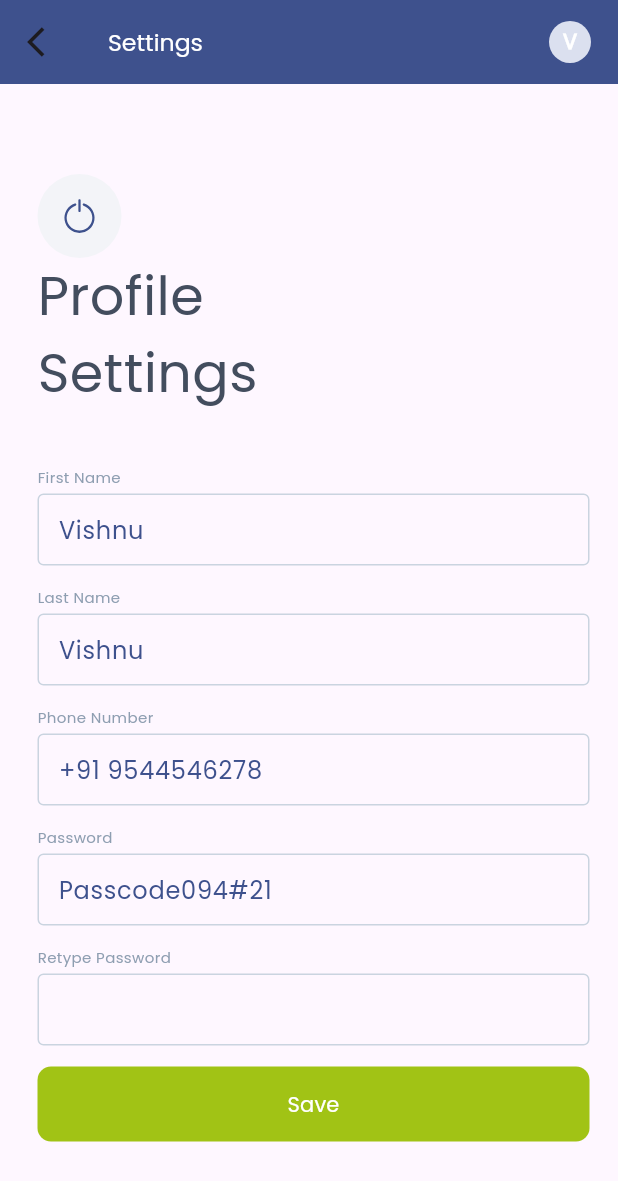
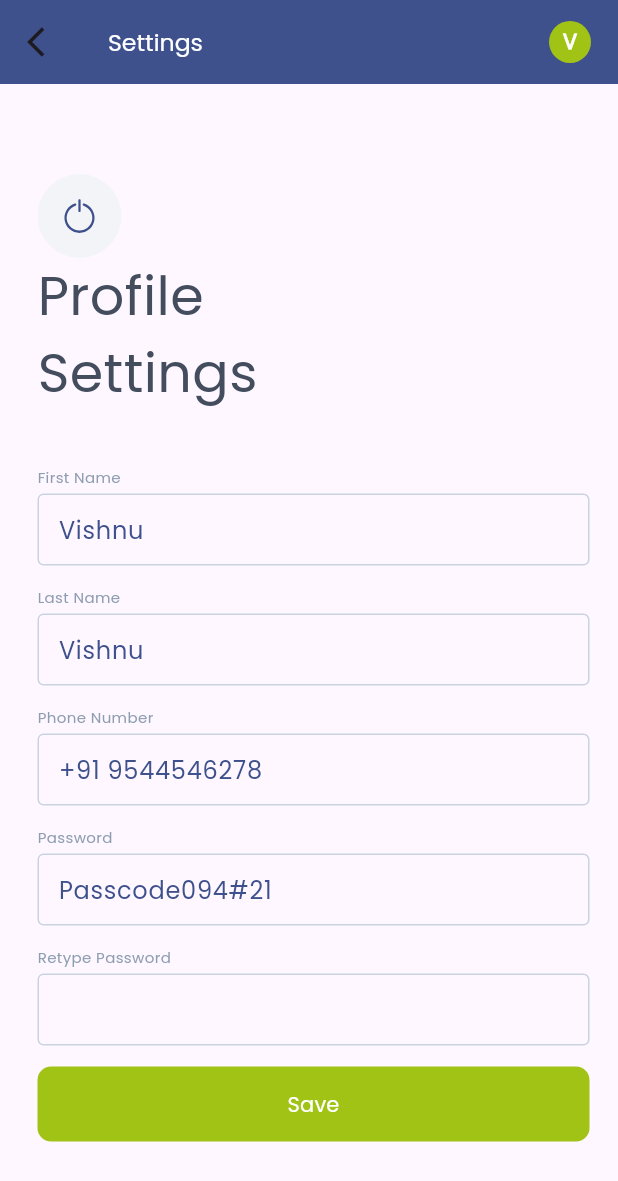
Before and after one commit to Dev-Algebraic/algebraic-main, a Flutter app: the Profile screen opened by its route, on a phone screen of 412 x 824 dp. Shown: the top 1181 px of the screen. Run offline on Flutter 3.47's test engine with Material 3 defaults, Android fonts, the phone set to English and light mode, and no system bars; our stand-ins replace email_validator, flutter_cache_manager, flutter_html, flutter_svg, fluttertoast, percent_indicator and 2 more; missing offline and left inert: flutter_html_math, flutter_pdfview, flutter_tex; accounts and stored records are empty; network calls fail.

Commit message:
Changed all profile pictures to green background

```diff
--- a/lib/view/about_module.dart
+++ b/lib/view/about_module.dart
@@ -123,7 +123,7 @@ class _AboutModuleState extends State<AboutModule> {
           padding: const EdgeInsets.only(right: 18.0),
           child: CircleAvatar(
             radius: 14,
-            backgroundColor: const Color.fromRGBO(219, 224, 239, 1),
+            backgroundColor: activeColorGreen,
             child: Text(
               userDetails.firstName![0].toUpperCase(),
               style: const TextStyle(
--- a/lib/view/formulasheet.dart
+++ b/lib/view/formulasheet.dart
@@ -110,7 +110,7 @@ class _FormulaSheetState extends State<FormulaSheet> with TickerProviderStateMix
           padding: const EdgeInsets.only(right: 18.0),
           child: CircleAvatar(
             radius: 14,
-            backgroundColor: Color.fromRGBO(219, 224, 239, 1),
+            backgroundColor: activeColorGreen,
             child: Text(
              userDetails.firstName!=null ? userDetails.firstName![0].toUpperCase():"",
               style: TextStyle(
--- a/lib/view/profile.dart
+++ b/lib/view/profile.dart
@@ -47,7 +47,7 @@ class _ProfileState extends State<Profile> {
           padding: const EdgeInsets.only(right: 18.0),
           child: CircleAvatar(
             radius: 14,
-            backgroundColor: Color.fromRGBO(219, 224, 239, 1),
+            backgroundColor: activeColorGreen,
             child: Text(
               'V',
               style: TextStyle(
```
